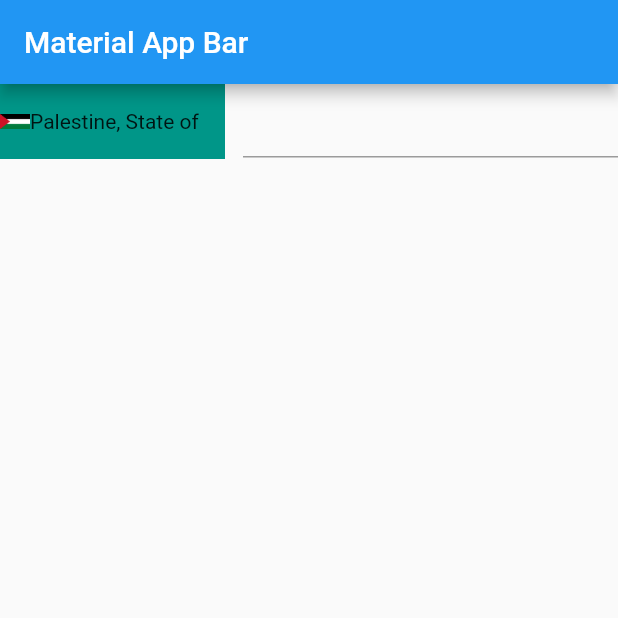
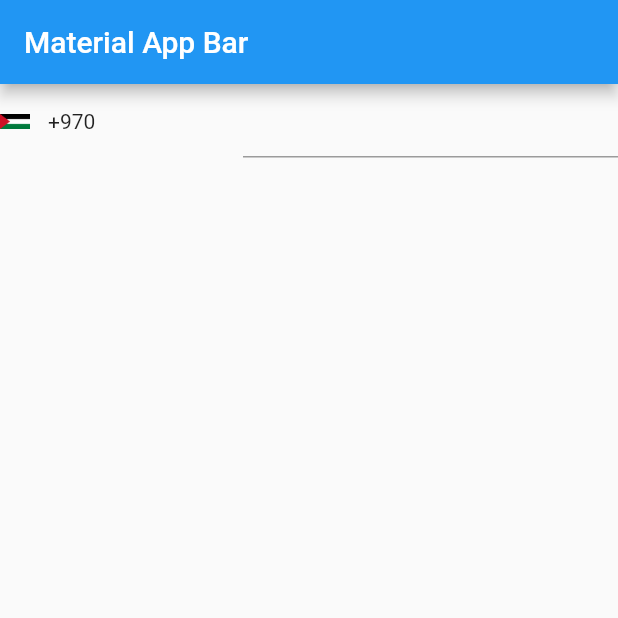
Before and after one commit to AbdAlftahSalem/phone_util, a Flutter app: the screen it shows after launch, on a phone screen of 412 x 824 dp, the top half of it. Run offline on Flutter 3.47's test engine with Material 2 defaults, Android fonts, the phone set to English and light mode, and no system bars; our stand-ins replace get.

Commit message:
Add some condition in country box

```diff
--- a/example/lib/main.dart
+++ b/example/lib/main.dart
@@ -21,9 +21,9 @@ class MyApp extends StatelessWidget {
           separatedWidth: 12,
           countryDecoration: CountryBox(
             boxHeight: 50,
-            boxDecoration: const BoxDecoration(
-              color: Colors.teal,
-            ),
+            // boxDecoration: const BoxDecoration(
+            //   color: Colors.teal,
+            // ),
           ),
           countryBoxType: PhoneInputSelectorType.BOTTOM_SHEET,
         ),
--- a/lib/controller/phone_input_controller.dart
+++ b/lib/controller/phone_input_controller.dart
@@ -40,8 +40,6 @@ class PhoneInputController extends GetxController {
       );
     }
 
-    print(phoneNumber.phoneNumber);
-
     update();
     Navigator.pop(context);
   }
--- a/lib/models/country_box.dart
+++ b/lib/models/country_box.dart
@@ -3,6 +3,7 @@ import 'package:flutter/widgets.dart';
 class CountryBox {
   double? boxWidth, boxHeight, imageWidth, imageHeight;
   Decoration? boxDecoration;
+  bool showCountryFlag, showCountryDialCode ,showCountryName;
 
   CountryBox({
     this.boxWidth = 150,
@@ -10,5 +11,8 @@ class CountryBox {
     this.imageWidth = 20,
     this.imageHeight = 30,
     this.boxDecoration,
+    this.showCountryDialCode = true,
+    this.showCountryFlag = true,
+    this.showCountryName = false,
   });
 }
--- a/lib/view/phone_util.dart
+++ b/lib/view/phone_util.dart
@@ -62,6 +62,8 @@ class PhoneUtil extends StatelessWidget {
   final TextEditingController? controller;
   final CountryBox? countryDecoration;
   final PhoneInputSelectorType countryBoxType;
+  final TextStyle? countryTextStyle;
+  final double separateBetweenFlanAndCountryName;
 
   const PhoneUtil({
     Key? key,
@@ -104,8 +106,10 @@ class PhoneUtil extends StatelessWidget {
     this.countries,
     required this.separatedWidth,
     this.controller,
-    this.countryDecoration,
+    required this.countryDecoration,
     this.countryBoxType = PhoneInputSelectorType.BOTTOM_SHEET,
+    this.countryTextStyle,
+    this.separateBetweenFlanAndCountryName = 12,
   }) : super(key: key);
 
   @override
@@ -135,13 +139,23 @@ class PhoneUtil extends StatelessWidget {
                 decoration: countryDecoration?.boxDecoration,
                 child: Row(
                   children: [
-                    Image.asset(
-                      ctrl.selectedCountry!.flagUri,
-                      width: countryDecoration?.imageWidth,
-                      height: countryDecoration?.imageHeight,
-                      fit: BoxFit.contain,
-                    ),
-                    Text(ctrl.selectedCountry?.name ?? ""),
+                    countryDecoration!.showCountryFlag
+                        ? Image.asset(
+                            ctrl.selectedCountry!.flagUri,
+                            width: countryDecoration?.imageWidth,
+                            height: countryDecoration?.imageHeight,
+                            fit: BoxFit.contain,
+                          )
+                        : const SizedBox.shrink(),
+                    SizedBox(width: separateBetweenFlanAndCountryName),
+                    countryDecoration!.showCountryName
+                        ? Text(ctrl.selectedCountry?.name ?? "",
+                            style: countryTextStyle)
+                        : const SizedBox.shrink(),
+                    countryDecoration!.showCountryDialCode
+                        ? Text(ctrl.selectedCountry?.dialCode ?? "",
+                        style: countryTextStyle)
+                        : const SizedBox.shrink(),
                   ],
                 ),
               ),
@@ -256,7 +270,8 @@ class PhoneUtil extends StatelessWidget {
 
                                 return CountryItemWidget(
                                   country: country,
-                                  onChangeCountry: (context, newCountry) => logic.changeSelectCountry(
+                                  onChangeCountry: (context, newCountry) =>
+                                      logic.changeSelectCountry(
                                     newCountry: country,
                                     context: context,
                                   ),
```
